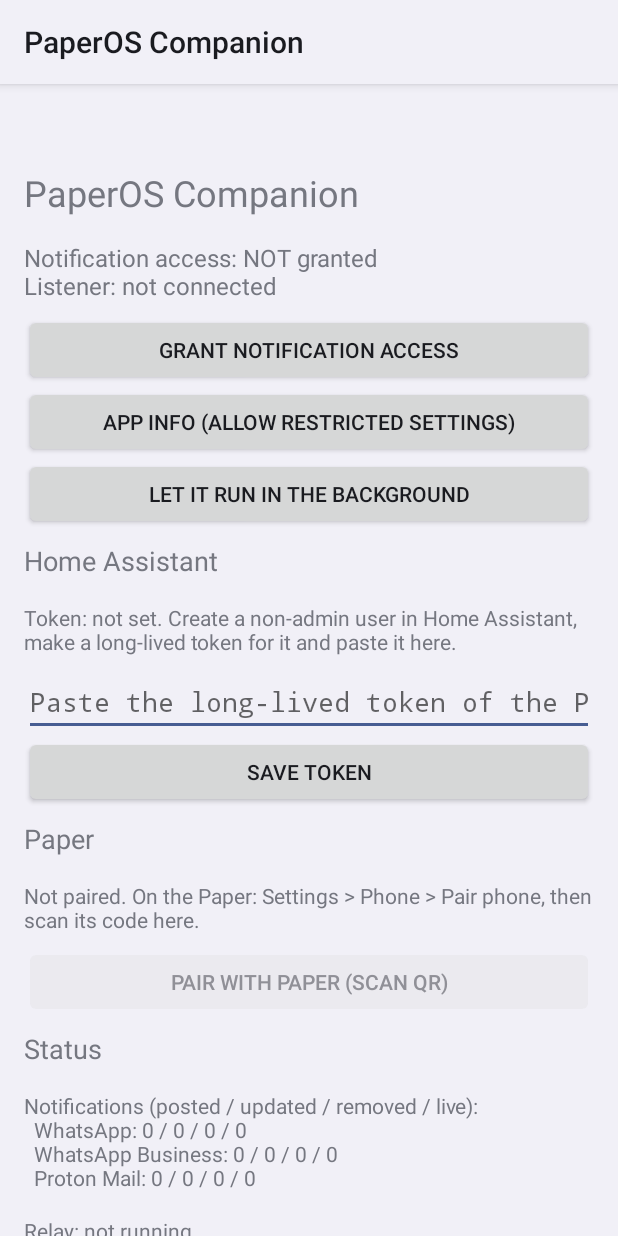
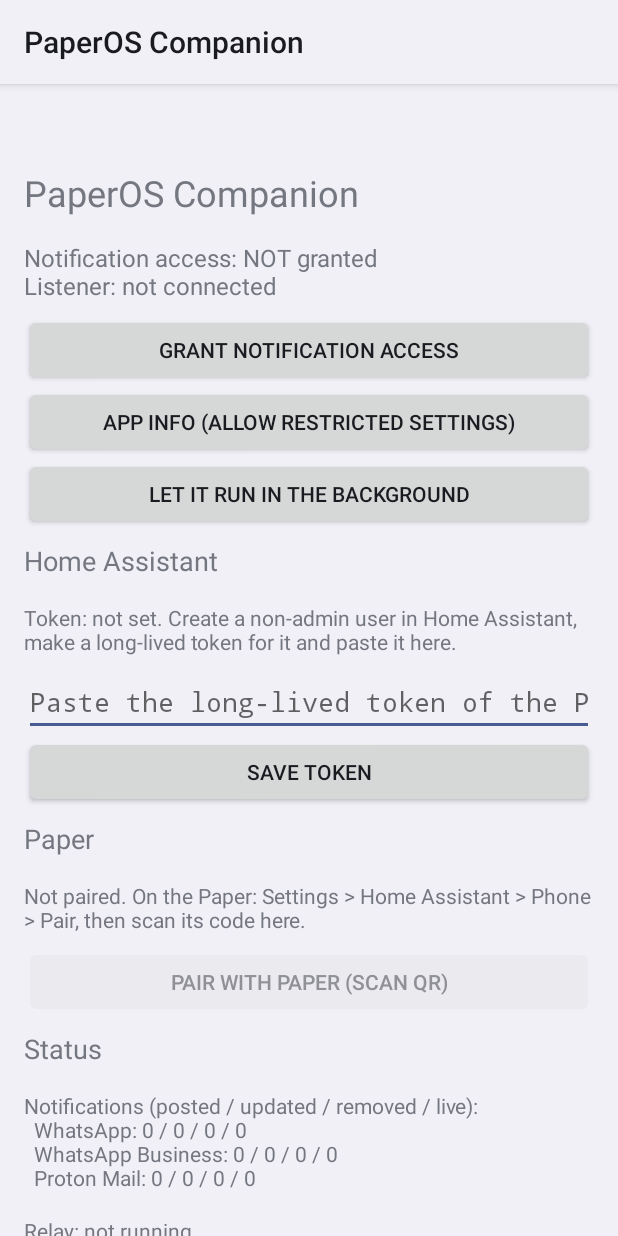
Before and after one commit to mattijsf/m5paper-os, an Android app: the screen it shows after launch (MainActivity), on a phone screen of 412 x 824 dp. Run offline under Robolectric (Android 15) with nearby library versions, the phone set to English and light mode, and no system bars; pictures from the network do not load.

Commit message:
fix(companion): point to the Paper's pairing screen

```diff
--- a/android/app/src/main/kotlin/nl/paperos/companion/MainActivity.kt
+++ b/android/app/src/main/kotlin/nl/paperos/companion/MainActivity.kt
@@ -164,7 +164,7 @@ class MainActivity : Activity() {
 
         val stage = Link.stage
         pairState.text = when {
-            stage == Link.Stage.NONE -> "Not paired. On the Paper: Settings > Phone > Pair phone, then scan its code here."
+            stage == Link.Stage.NONE -> "Not paired. On the Paper: Settings > Home Assistant > Phone > Pair, then scan its code here."
             stage == Link.Stage.ACTIVE -> "Paired (${Link.pidText()}). Notifications go to the Paper encrypted."
             Link.pairingExpired() -> "Pairing timed out. Scan the code again."
             !Link.userConfirmed -> "Check that the Paper shows the same code (pairing id ${Link.pidText()}):"
```
